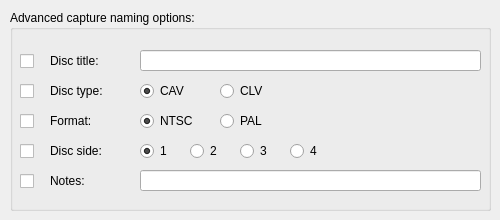
This is Linux-Application/DomesdayDuplicator/advancednamingdialog.ui in simoninns/DomesdayDuplicator-gui-app as Qt 5 draws it before an edit. The edited form follows.
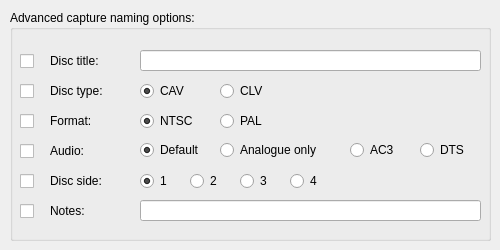
This is the edited form.

Commit message:
Add audio types to the Advanced Naming dialogue.
The tags used here (ANA, AC3, DTS) match those shown in lddb.com's list views.

Diff of the .ui file:
```diff
--- a/Linux-Application/DomesdayDuplicator/advancednamingdialog.ui
+++ b/Linux-Application/DomesdayDuplicator/advancednamingdialog.ui
@@ -7,13 +7,13 @@
     <x>0</x>
     <y>0</y>
     <width>500</width>
-    <height>220</height>
+    <height>250</height>
    </rect>
   </property>
   <property name="minimumSize">
    <size>
     <width>500</width>
-    <height>220</height>
+    <height>250</height>
    </size>
   </property>
   <property name="windowTitle">
@@ -25,7 +25,7 @@
      <x>10</x>
      <y>10</y>
      <width>481</width>
-     <height>201</height>
+     <height>231</height>
     </rect>
    </property>
    <property name="title">
@@ -157,7 +157,7 @@
     <property name="geometry">
      <rect>
       <x>40</x>
-      <y>130</y>
+      <y>160</y>
       <width>81</width>
       <height>21</height>
      </rect>
@@ -170,7 +170,7 @@
     <property name="geometry">
      <rect>
       <x>130</x>
-      <y>130</y>
+      <y>160</y>
       <width>41</width>
       <height>22</height>
      </rect>
@@ -189,7 +189,7 @@
     <property name="geometry">
      <rect>
       <x>180</x>
-      <y>130</y>
+      <y>160</y>
       <width>41</width>
       <height>22</height>
      </rect>
@@ -205,7 +205,7 @@
     <property name="geometry">
      <rect>
       <x>230</x>
-      <y>130</y>
+      <y>160</y>
       <width>41</width>
       <height>22</height>
      </rect>
@@ -221,7 +221,7 @@
     <property name="geometry">
      <rect>
       <x>280</x>
-      <y>130</y>
+      <y>160</y>
       <width>41</width>
       <height>22</height>
      </rect>
@@ -276,7 +276,7 @@
     <property name="geometry">
      <rect>
       <x>10</x>
-      <y>130</y>
+      <y>160</y>
       <width>21</width>
       <height>22</height>
      </rect>
@@ -289,7 +289,7 @@
     <property name="geometry">
      <rect>
       <x>40</x>
-      <y>160</y>
+      <y>190</y>
       <width>81</width>
       <height>21</height>
      </rect>
@@ -302,7 +302,7 @@
     <property name="geometry">
      <rect>
       <x>130</x>
-      <y>160</y>
+      <y>190</y>
       <width>341</width>
       <height>21</height>
      </rect>
@@ -312,7 +312,7 @@
     <property name="geometry">
      <rect>
       <x>10</x>
-      <y>160</y>
+      <y>190</y>
       <width>21</width>
       <height>22</height>
      </rect>
@@ -321,6 +321,99 @@
      <string/>
     </property>
    </widget>
+   <widget class="QCheckBox" name="audioCheckBox">
+    <property name="geometry">
+     <rect>
+      <x>10</x>
+      <y>130</y>
+      <width>21</width>
+      <height>22</height>
+     </rect>
+    </property>
+    <property name="text">
+     <string/>
+    </property>
+   </widget>
+   <widget class="QLabel" name="label_6">
+    <property name="geometry">
+     <rect>
+      <x>40</x>
+      <y>130</y>
+      <width>81</width>
+      <height>21</height>
+     </rect>
+    </property>
+    <property name="text">
+     <string>Audio:</string>
+    </property>
+   </widget>
+   <widget class="QRadioButton" name="audioDefaultRadioButton">
+    <property name="geometry">
+     <rect>
+      <x>130</x>
+      <y>130</y>
+      <width>80</width>
+      <height>20</height>
+     </rect>
+    </property>
+    <property name="text">
+     <string>Default</string>
+    </property>
+    <property name="checked">
+     <bool>true</bool>
+    </property>
+    <attribute name="buttonGroup">
+     <string notr="true">audioButtonGroup</string>
+    </attribute>
+   </widget>
+   <widget class="QRadioButton" name="audioAnalogueRadioButton">
+    <property name="geometry">
+     <rect>
+      <x>210</x>
+      <y>130</y>
+      <width>120</width>
+      <height>20</height>
+     </rect>
+    </property>
+    <property name="text">
+     <string>Analogue only</string>
+    </property>
+    <attribute name="buttonGroup">
+     <string notr="true">audioButtonGroup</string>
+    </attribute>
+   </widget>
+   <widget class="QRadioButton" name="audioAc3RadioButton">
+    <property name="geometry">
+     <rect>
+      <x>340</x>
+      <y>130</y>
+      <width>70</width>
+      <height>20</height>
+     </rect>
+    </property>
+    <property name="text">
+     <string>AC3</string>
+    </property>
+    <attribute name="buttonGroup">
+     <string notr="true">audioButtonGroup</string>
+    </attribute>
+   </widget>
+   <widget class="QRadioButton" name="audioDtsRadioButton">
+    <property name="geometry">
+     <rect>
+      <x>410</x>
+      <y>130</y>
+      <width>70</width>
+      <height>20</height>
+     </rect>
+    </property>
+    <property name="text">
+     <string>DTS</string>
+    </property>
+    <attribute name="buttonGroup">
+     <string notr="true">audioButtonGroup</string>
+    </attribute>
+   </widget>
   </widget>
  </widget>
  <tabstops>
```
Left out of the diff: 1 changed line with no effect on the pictures. The commit also changes 2 other files.
